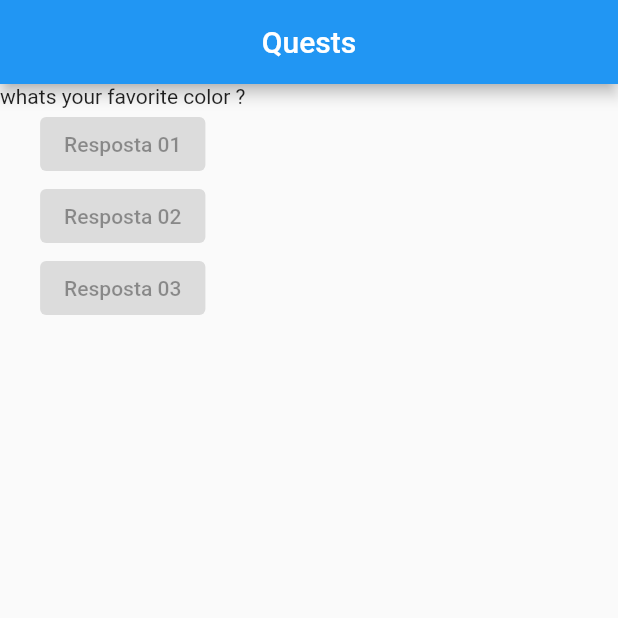
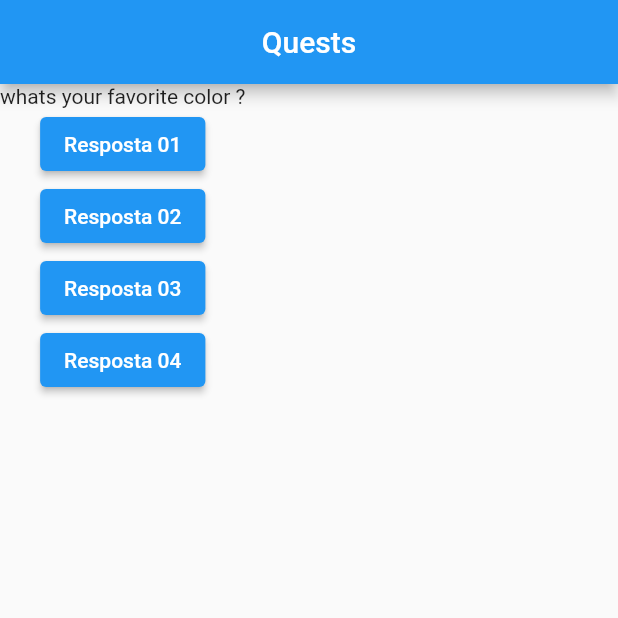
Before and after one commit to LeonardoPaiv/Curso_de_Flutter, a Flutter app: the screen it shows after launch, on a phone screen of 412 x 824 dp, the top half of it. Run offline on Flutter 3.47's test engine with Material 2 defaults, Android fonts, the phone set to English and light mode, and no system bars.

Commit message:
Code with tips about functions on buttons

```diff
--- a/Primeiro Projeto_Perguntas/project_questions/lib/main.dart
+++ b/Primeiro Projeto_Perguntas/project_questions/lib/main.dart
@@ -3,6 +3,16 @@ import 'package:flutter/material.dart';
 main() => runApp(new AskApp());
 
 class AskApp extends StatelessWidget {
+  void answer() {
+    print('question answer');
+  }
+
+  void Function() answer2() {
+    return () {
+      print('answer #2');
+    };
+  }
+
   @override
   Widget build(BuildContext context) {
     final Questions = [
@@ -18,9 +28,21 @@ class AskApp extends StatelessWidget {
         body: Column(
           children: <Widget>[
             Text(Questions[0]),
-            ElevatedButton(child: Text('Resposta 01'), onPressed: null),
-            ElevatedButton(child: Text('Resposta 02'), onPressed: null),
-            ElevatedButton(child: Text('Resposta 03'), onPressed: null),
+            //                                         Chamando uma função que
+            //                                         não retorna um valor
+            ElevatedButton(child: Text('Resposta 01'), onPressed: answer),
+
+            // to call a function that return something, you can call a
+            // void function thats return other function
+            ElevatedButton(child: Text('Resposta 02'), onPressed: answer2()),
+            ElevatedButton(
+                child: Text('Resposta 03'),
+                onPressed: () {
+                  print('Answer 3');
+                }),
+            ElevatedButton(
+                child: Text('Resposta 04'),
+                onPressed: () => {print('Answer 4')}),
           ],
         ),
       ),
```
